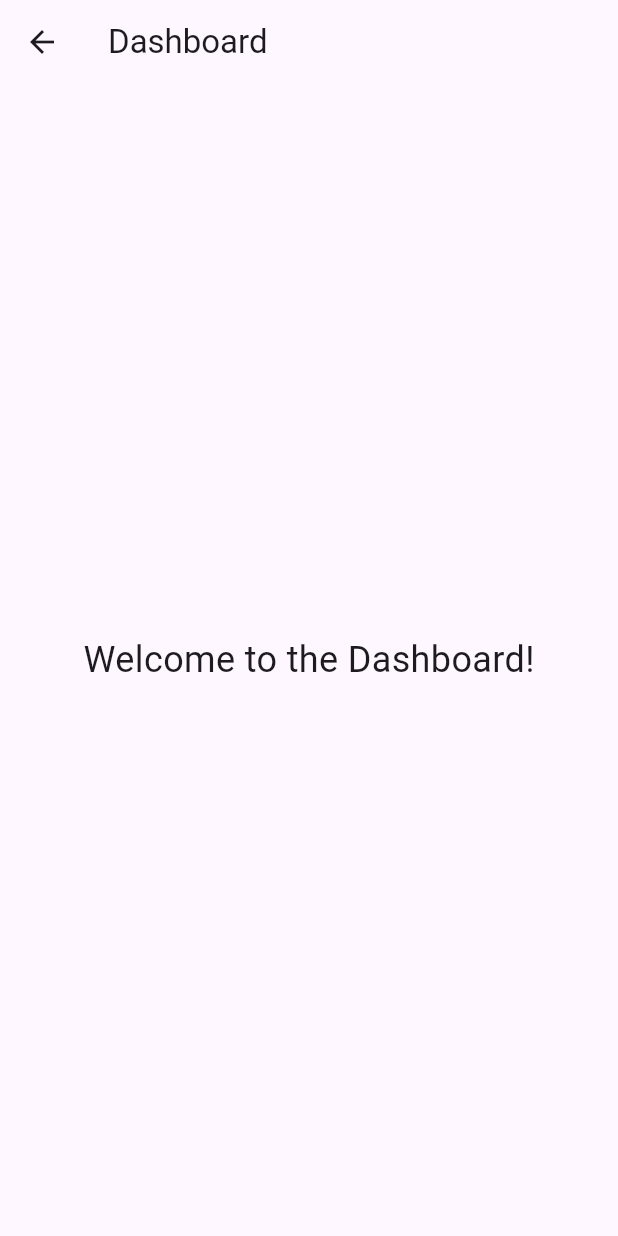
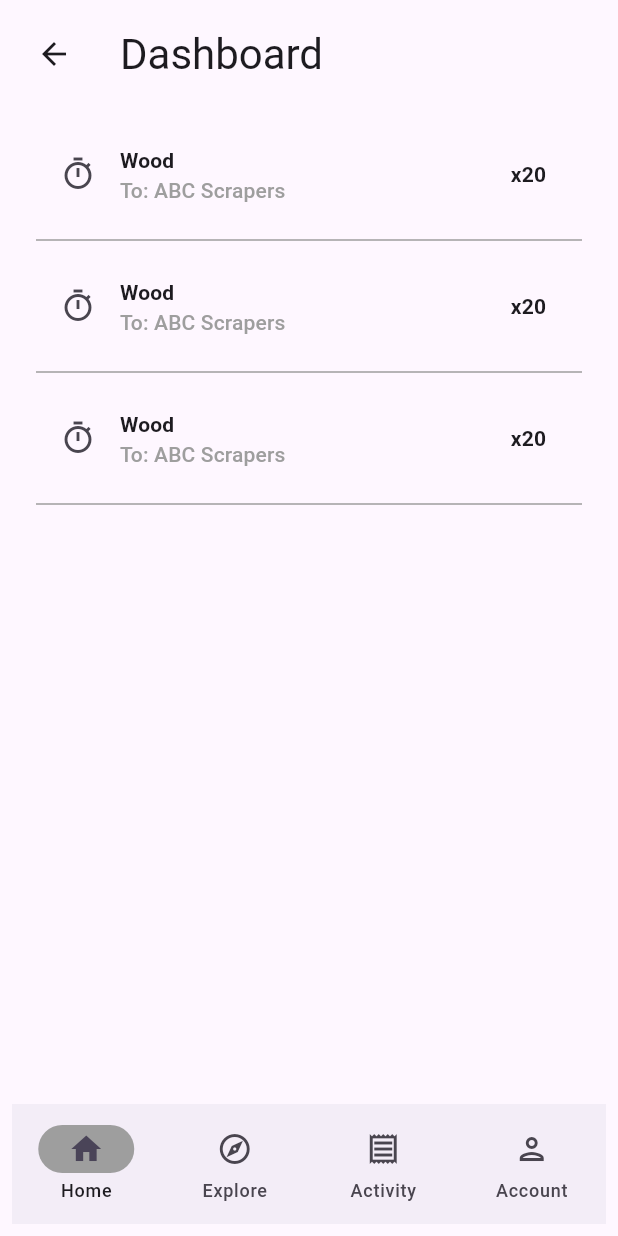
Before and after one commit to JAYANTJOSHI001/ScrapconApp, a Flutter app: the DashboardScreen screen opened directly, on a phone screen of 412 x 824 dp. Run offline on Flutter 3.47's test engine with Material 3 defaults, Android fonts, the phone set to English and light mode, and no system bars; our stand-ins replace flutter_svg.

Commit message:
Add the DashboardScreen Scaffold and refactor. Changes to be committed: 	modified:   lib/screens/dashboard_screen.dart 	modified:   lib/screens/login_screen.dart 	modified:   lib/screens/onboarding_screen.dart 	modified:   lib/screens/signup_screen.dart

```diff
--- a/lib/screens/dashboard_screen.dart
+++ b/lib/screens/dashboard_screen.dart
@@ -1,18 +1,120 @@
 import 'package:flutter/material.dart';
 
 class DashboardScreen extends StatelessWidget {
+  const DashboardScreen({super.key});
+
   @override
   Widget build(BuildContext context) {
     return Scaffold(
-      appBar: AppBar(
-        title: Text('Dashboard'),
-      ),
-      body: Center(
-        child: Text(
-          'Welcome to the Dashboard!',
-          style: TextStyle(fontSize: 24),
-        ),
+      body: Padding(
+        padding: const EdgeInsets.all(8.0),
+        child: Center(child: Dashboard()),
       ),
     );
   }
 }
+
+class Dashboard extends StatefulWidget {
+  const Dashboard({super.key});
+
+  @override
+  State<Dashboard> createState() => _DashboardState();
+}
+
+class _DashboardState extends State<Dashboard> {
+  int currentPageIndex = 0;
+  @override
+  Widget build(BuildContext context) {
+    return Scaffold(
+        appBar: AppBar(
+          title: Text('Dashboard',
+              style: Theme.of(context).textTheme.headlineMedium),
+        ),
+        bottomNavigationBar: NavigationBar(
+          onDestinationSelected: (int index) {
+            setState(() {
+              currentPageIndex = index;
+            });
+          },
+          indicatorColor: Colors.grey,
+          selectedIndex: currentPageIndex,
+          destinations: const <Widget>[
+            NavigationDestination(
+              selectedIcon: Icon(Icons.home),
+              icon: Icon(Icons.home_outlined),
+              label: 'Home',
+            ),
+            NavigationDestination(
+              selectedIcon: Icon(Icons.explore),
+              icon: Icon(Icons.explore_outlined),
+              label: 'Explore',
+            ),
+            NavigationDestination(
+              selectedIcon: Icon(Icons.receipt),
+              icon: Icon(Icons.receipt_outlined),
+              label: 'Activity',
+            ),
+            NavigationDestination(
+              selectedIcon: Icon(Icons.person),
+              icon: Icon(Icons.person_outlined),
+              label: 'Account',
+            )
+          ],
+        ),
+        body: <Widget>[
+          Recents(material: 'Wood'),
+          Recents(material: 'Steel'),
+          Recents(material: 'E-Waste'),
+          Recents(material: 'Paper')
+        ][currentPageIndex]);
+  }
+}
+
+class Recents extends StatelessWidget {
+  final String material;
+  const Recents({super.key, required this.material});
+
+  @override
+  Widget build(BuildContext context) {
+    return Padding(
+        padding: EdgeInsets.all(16.0),
+        child: ListView.builder(
+            itemCount: 3,
+            itemBuilder: (BuildContext context, int index) {
+              return Column(children: <Widget>[
+                RecentTile(
+                    title: material, itemCount: 20, vendor: 'ABC Scrapers'),
+                Divider(
+                  color: Colors.grey,
+                )
+              ]);
+            }));
+  }
+}
+
+class RecentTile extends StatelessWidget {
+  final String title;
+  final int itemCount;
+  final String vendor;
+
+  const RecentTile(
+      {super.key,
+      required this.title,
+      required this.itemCount,
+      required this.vendor});
+
+  @override
+  Widget build(BuildContext context) {
+    final ThemeData theme = Theme.of(context);
+    final boldText =
+        theme.textTheme.labelLarge?.copyWith(fontWeight: FontWeight.bold);
+    final heading = theme.textTheme.labelLarge;
+    return ListTile(
+      leading: Icon(Icons.timer_outlined),
+      title: Text(title, style: heading?.copyWith(fontWeight: FontWeight.bold)),
+      subtitle:
+          Text('To: $vendor', style: heading?.copyWith(color: Colors.grey)),
+      trailing: Text('x$itemCount', style: boldText),
+    );
+  }
+}
--- a/lib/screens/login_screen.dart
+++ b/lib/screens/login_screen.dart
@@ -7,6 +7,8 @@ import 'passwords.dart'; // Import the passwords.dart file
 class LoginScreen extends StatelessWidget {
   final TextEditingController _emailController = TextEditingController();
   final TextEditingController _passwordController = TextEditingController();
+
+  LoginScreen({super.key});
 
   Future<void> _login(BuildContext context) async {
     final url = '${Passwords.backendUrl}/api/users/login'; // Use the constant
@@ -23,6 +25,7 @@ class LoginScreen extends StatelessWidget {
       final data = json.decode(response.body);
       final token = data['token'];
       Navigator.pushReplacement(
+        // ignore: use_build_context_synchronously
         context,
         MaterialPageRoute(
           builder: (context) => OnboardingScreen(),
@@ -64,8 +67,8 @@ class LoginScreen extends StatelessWidget {
                   SizedBox(height: 20),
                   ElevatedButton(
                     onPressed: () => _login(context),
+                    style: ElevatedButton.styleFrom(padding: EdgeInsets.symmetric(vertical: 15)),
                     child: Text('Sign In'),
-                    style: ElevatedButton.styleFrom(padding: EdgeInsets.symmetric(vertical: 15)),
                   ),
                   SizedBox(height: 10),
                   TextButton(
--- a/lib/screens/onboarding_screen.dart
+++ b/lib/screens/onboarding_screen.dart
@@ -3,16 +3,19 @@ import 'package:flutter_svg/flutter_svg.dart';
 import 'package:http/http.dart' as http;
 import 'dart:convert';
 import 'passwords.dart'; // Import the passwords.dart file
-import 'notifications_screen.dart'; // Import the NotificationsScreen
+import 'dashboard_screen.dart'; // Import the DashboardScreen
 
 class OnboardingScreen extends StatelessWidget {
+  const OnboardingScreen({super.key});
+
   Future<void> _showNearbyScrapers() async {
     try {
       final response = await http.get(
         Uri.parse('${Passwords.backendUrl}/api/nearby-vendors'),
         headers: {
           'Content-Type': 'application/json',
-          'Authorization': 'Bearer your_token_here', // Replace with actual token
+          'Authorization':
+              'Bearer your_token_here', // Replace with actual token
         },
       );
 
@@ -34,10 +37,10 @@ class OnboardingScreen extends StatelessWidget {
     // and then sending a request to your backend
   }
 
-  void _navigateToNotifications(BuildContext context) {
+  void _navigateToDashboard(BuildContext context) {
     Navigator.push(
       context,
-      MaterialPageRoute(builder: (context) => NotificationsScreen()),
+      MaterialPageRoute(builder: (context) => DashboardScreen()),
     );
   }
 
@@ -102,7 +105,7 @@ class OnboardingScreen extends StatelessWidget {
               child: ElevatedButton(
                 onPressed: () {
                   _showNearbyScrapers();
-                  _navigateToNotifications(context); // Redirect to Notifications
+                  _navigateToDashboard(context); // Redirect to Notifications
                 },
                 style: ElevatedButton.styleFrom(
                   backgroundColor: Color(0xFF17255A),
@@ -124,7 +127,7 @@ class OnboardingScreen extends StatelessWidget {
               child: OutlinedButton(
                 onPressed: () {
                   _searchByZipOrAddress();
-                  _navigateToNotifications(context); // Redirect to Notifications
+                  _navigateToDashboard(context); // Redirect to Notifications
                 },
                 style: OutlinedButton.styleFrom(
                   side: BorderSide(color: Colors.black),
--- a/lib/screens/signup_screen.dart
+++ b/lib/screens/signup_screen.dart
@@ -5,6 +5,8 @@ import 'onboarding_screen.dart';
 import 'passwords.dart'; // Import the passwords.dart file
 
 class SignupScreen extends StatefulWidget {
+  const SignupScreen({super.key});
+
   @override
   _SignupScreenState createState() => _SignupScreenState();
 }
```
